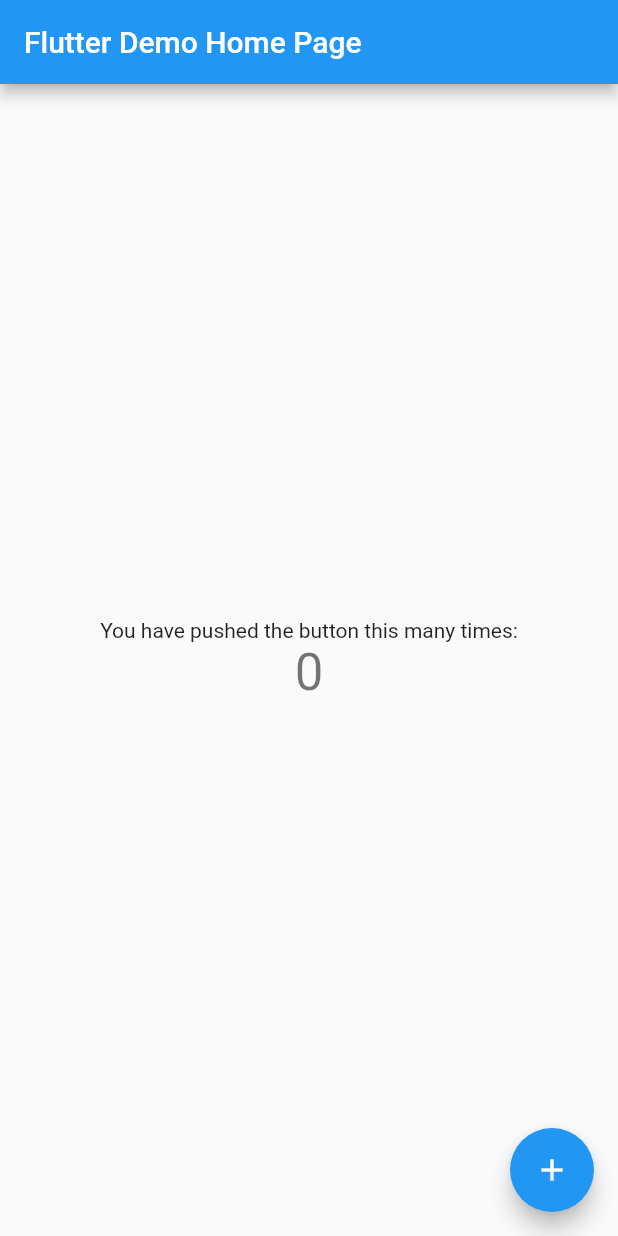
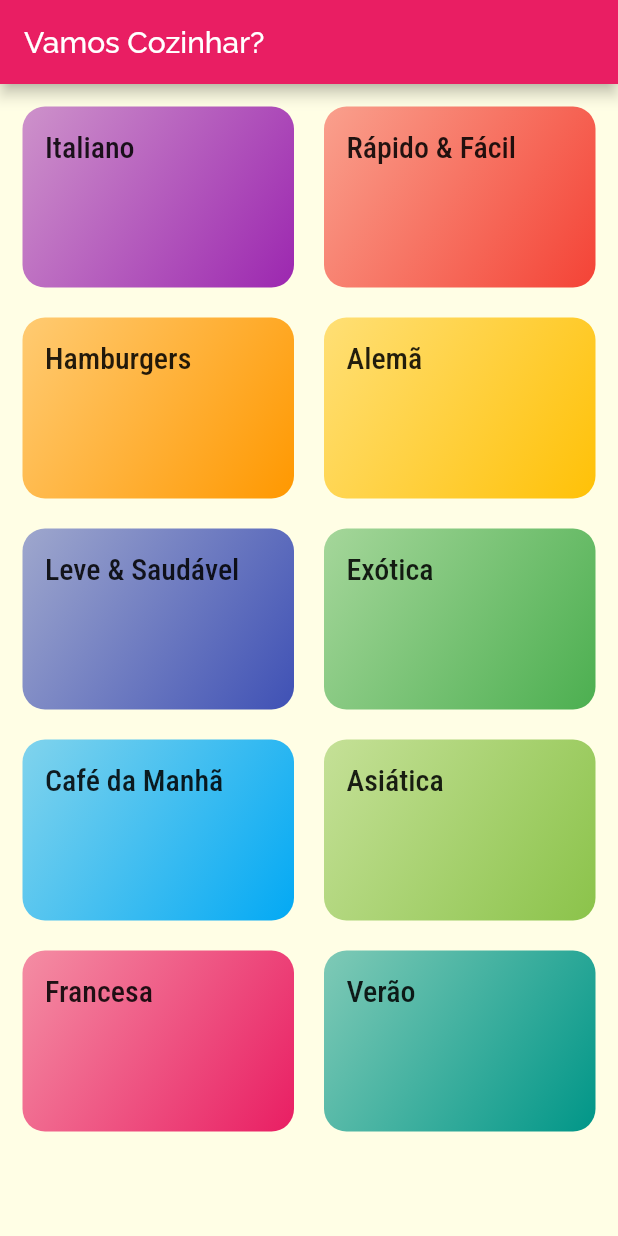
Before and after one commit to ravi2612/Meals, a Flutter app: the screen it shows after launch, on a phone screen of 412 x 824 dp. Run offline on Flutter 3.47's test engine with Material 2 defaults, Android fonts, the phone set to English and light mode, and no system bars.

Commit message:
categories

```diff
--- /dev/null
+++ b/lib/components/category_item.dart
@@ -0,0 +1,46 @@
+import 'package:flutter/material.dart';
+import '../screens/categories_meals_screen.dart';
+import '../models/category.dart';
+class CategoryItem extends StatelessWidget {
+
+  final Category category;
+
+  CategoryItem(this.category);
+
+  void _selectCategory(BuildContext context){
+    Navigator.of(context).push(
+      MaterialPageRoute(
+        builder: (_) {
+          return CategoriesMealsScreen(category);
+        },
+      ),
+    );
+  }
+
+  @override
+  Widget build(BuildContext context) {
+    return InkWell(
+      onTap: () => _selectCategory(context),
+      splashColor: Theme.of(context).primaryColor,
+      borderRadius: BorderRadius.circular(15),
+      child: Container(
+        padding: EdgeInsets.all(15),
+        child: Text(
+          category.title,
+          style: Theme.of(context).textTheme.headline6,
+          ),
+        decoration: BoxDecoration(
+          borderRadius: BorderRadius.circular(15),
+          gradient: LinearGradient(
+            colors:[
+              category.color.withOpacity(0.5),
+              category.color,
+            ],
+            begin: Alignment.topLeft,
+            end: Alignment.bottomRight,
+          ),
+        ),
+      ),
+    );
+  }
+}
--- /dev/null
+++ b/lib/data/dummy_data.dart
@@ -0,0 +1,56 @@
+import 'package:flutter/material.dart';
+
+import '../models/category.dart';
+
+const DUMMY_CATEGORIES = const [
+  Category(
+    id: 'c1',
+    title: 'Italiano',
+    color: Colors.purple,
+  ),
+  Category(
+    id: 'c2',
+    title: 'Rápido & Fácil',
+    color: Colors.red,
+  ),
+  Category(
+    id: 'c3',
+    title: 'Hamburgers',
+    color: Colors.orange,
+  ),
+  Category(
+    id: 'c4',
+    title: 'Alemã',
+    color: Colors.amber,
+  ),
+  Category(
+    id: 'c5',
+    title: 'Leve & Saudável',
+    color: Colors.indigo,
+  ),
+  Category(
+    id: 'c6',
+    title: 'Exótica',
+    color: Colors.green,
+  ),
+  Category(
+    id: 'c7',
+    title: 'Café da Manhã',
+    color: Colors.lightBlue,
+  ),
+  Category(
+    id: 'c8',
+    title: 'Asiática',
+    color: Colors.lightGreen,
+  ),
+  Category(
+    id: 'c9',
+    title: 'Francesa',
+    color: Colors.pink,
+  ),
+  Category(
+    id: 'c10',
+    title: 'Verão',
+    color: Colors.teal,
+  ),
+];
--- a/lib/main.dart
+++ b/lib/main.dart
@@ -1,117 +1,30 @@
 import 'package:flutter/material.dart';
+import 'screens/categories_screen.dart';
 
-void main() {
-  runApp(MyApp());
-}
+void main() => runApp(MyApp());
 
 class MyApp extends StatelessWidget {
-  // This widget is the root of your application.
+
   @override
   Widget build(BuildContext context) {
     return MaterialApp(
-      title: 'Flutter Demo',
+      title: 'DeliMeals',
       theme: ThemeData(
-        // This is the theme of your application.
-        //
-        // Try running your application with "flutter run". You'll see the
-        // application has a blue toolbar. Then, without quitting the app, try
-        // changing the primarySwatch below to Colors.green and then invoke
-        // "hot reload" (press "r" in the console where you ran "flutter run",
-        // or simply save your changes to "hot reload" in a Flutter IDE).
-        // Notice that the counter didn't reset back to zero; the application
-        // is not restarted.
-        primarySwatch: Colors.blue,
-        // This makes the visual density adapt to the platform that you run
-        // the app on. For desktop platforms, the controls will be smaller and
-        // closer together (more dense) than on mobile platforms.
-        visualDensity: VisualDensity.adaptivePlatformDensity,
+
+        primarySwatch: Colors.pink,
+        accentColor: Colors.amber,
+        fontFamily: 'Raleway',
+        canvasColor: Color.fromRGBO(255, 254, 229, 1),
+        textTheme: ThemeData.light().textTheme.copyWith(
+          headline6: TextStyle(
+            fontSize: 20,
+            fontFamily: 'RobotoCondensed',
+          ),
+        ),
+
+
       ),
-      home: MyHomePage(title: 'Flutter Demo Home Page'),
+      home: CategoriesScreen(),
     );
   }
 }
-
-class MyHomePage extends StatefulWidget {
-  MyHomePage({Key key, this.title}) : super(key: key);
-
-  // This widget is the home page of your application. It is stateful, meaning
-  // that it has a State object (defined below) that contains fields that affect
-  // how it looks.
-
-  // This class is the configuration for the state. It holds the values (in this
-  // case the title) provided by the parent (in this case the App widget) and
-  // used by the build method of the State. Fields in a Widget subclass are
-  // always marked "final".
-
-  final String title;
-
-  @override
-  _MyHomePageState createState() => _MyHomePageState();
-}
-
-class _MyHomePageState extends State<MyHomePage> {
-  int _counter = 0;
-
-  void _incrementCounter() {
-    setState(() {
-      // This call to setState tells the Flutter framework that something has
-      // changed in this State, which causes it to rerun the build method below
-      // so that the display can reflect the updated values. If we changed
-      // _counter without calling setState(), then the build method would not be
-      // called again, and so nothing would appear to happen.
-      _counter++;
-    });
-  }
-
-  @override
-  Widget build(BuildContext context) {
-    // This method is rerun every time setState is called, for instance as done
-    // by the _incrementCounter method above.
-    //
-    // The Flutter framework has been optimized to make rerunning build methods
-    // fast, so that you can just rebuild anything that needs updating rather
-    // than having to individually change instances of widgets.
-    return Scaffold(
-      appBar: AppBar(
-        // Here we take the value from the MyHomePage object that was created by
-        // the App.build method, and use it to set our appbar title.
-        title: Text(widget.title),
-      ),
-      body: Center(
-        // Center is a layout widget. It takes a single child and positions it
-        // in the middle of the parent.
-        child: Column(
-          // Column is also a layout widget. It takes a list of children and
-          // arranges them vertically. By default, it sizes itself to fit its
-          // children horizontally, and tries to be as tall as its parent.
-          //
-          // Invoke "debug painting" (press "p" in the console, choose the
-          // "Toggle Debug Paint" action from the Flutter Inspector in Android
-          // Studio, or the "Toggle Debug Paint" command in Visual Studio Code)
-          // to see the wireframe for each widget.
-          //
-          // Column has various properties to control how it sizes itself and
-          // how it positions its children. Here we use mainAxisAlignment to
-          // center the children vertically; the main axis here is the vertical
-          // axis because Columns are vertical (the cross axis would be
-          // horizontal).
-          mainAxisAlignment: MainAxisAlignment.center,
-          children: <Widget>[
-            Text(
-              'You have pushed the button this many times:',
-            ),
-            Text(
-              '$_counter',
-              style: Theme.of(context).textTheme.headline4,
-            ),
-          ],
-        ),
-      ),
-      floatingActionButton: FloatingActionButton(
-        onPressed: _incrementCounter,
-        tooltip: 'Increment',
-        child: Icon(Icons.add),
-      ), // This trailing comma makes auto-formatting nicer for build methods.
-    );
-  }
-}
--- /dev/null
+++ b/lib/models/category.dart
@@ -0,0 +1,15 @@
+import 'package:flutter/material.dart';
+
+class Category {
+  final String id;
+  final String title;
+  final Color color;
+
+  const Category({
+    @required this.id,
+    @required this.title,
+    this.color = Colors.orange,
+
+
+  });
+}
--- /dev/null
+++ b/lib/screens/categories_meals_screen.dart
@@ -0,0 +1,23 @@
+import 'package:flutter/material.dart';
+
+import '../models/category.dart';
+
+class CategoriesMealsScreen extends StatelessWidget {
+
+  final Category category;
+
+  const CategoriesMealsScreen(this.category);
+
+
+  @override
+  Widget build(BuildContext context) {
+    return Scaffold(
+      appBar: AppBar(
+        title: Text(category.title),
+      ),
+      body: Center(
+        child: Text('Receitas por Categoria ${category.id}'),
+      ),
+    );
+  }
+}
--- /dev/null
+++ b/lib/screens/categories_screen.dart
@@ -0,0 +1,26 @@
+import 'package:flutter/material.dart';
+import '../components/category_item.dart';
+import '../data/dummy_data.dart';
+
+class CategoriesScreen extends StatelessWidget {
+  @override
+  Widget build(BuildContext context) {
+    return Scaffold(
+      appBar: AppBar(
+        title:Text('Vamos Cozinhar?'),
+      ),
+      body: GridView(
+        padding: const EdgeInsets.all(15),
+        gridDelegate: SliverGridDelegateWithMaxCrossAxisExtent(
+          maxCrossAxisExtent: 200,
+          childAspectRatio: 3 / 2,
+          crossAxisSpacing: 20,
+          mainAxisSpacing: 20,
+        ),
+        children: DUMMY_CATEGORIES.map((cat){
+          return CategoryItem(cat);
+        }).toList(),
+      ),
+    );
+  }
+}
```
Also changed, not shown: pubspec.yaml (+18 -6 lines), assets/fonts/Raleway-Black.ttf (added), assets/fonts/Raleway-Bold.ttf (added), assets/fonts/Raleway-Regular.ttf (added), assets/fonts/RobotoCondensed-Bold.ttf (added), assets/fonts/RobotoCondensed-Italic.ttf (added), assets/fonts/RobotoCondensed-Light.ttf (added), assets/fonts/RobotoCondensed-Regular.ttf (added), 1 other file.
